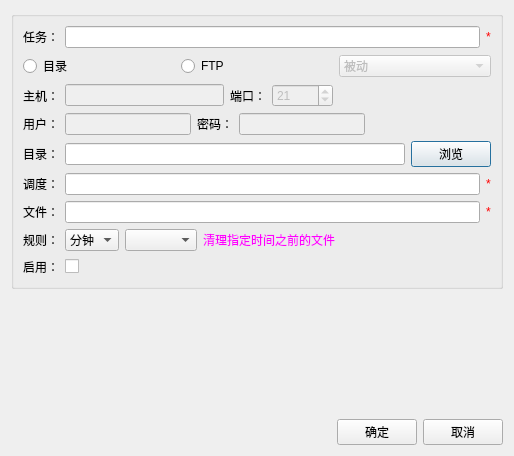
Before: the Qt Designer form apps/DataTransfer/ui/dataclear.ui in liubojun/DataTransfer, drawn with Qt 5.
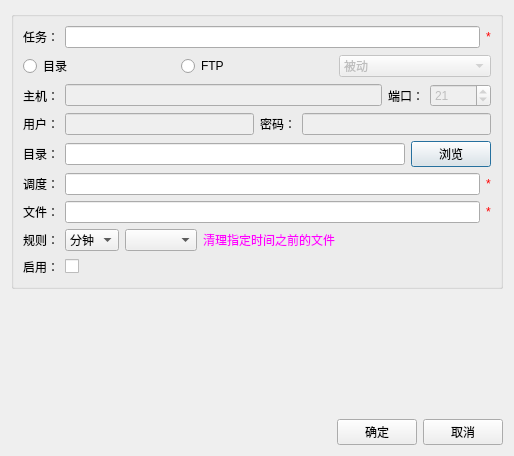
After: the same form once the commit is applied.

Patch:
```diff
--- a/apps/DataTransfer/ui/dataclear.ui
+++ b/apps/DataTransfer/ui/dataclear.ui
@@ -115,19 +115,6 @@
           </property>
          </widget>
         </item>
-        <item>
-         <spacer name="horizontalSpacer_4">
-          <property name="orientation">
-           <enum>Qt::Horizontal</enum>
-          </property>
-          <property name="sizeHint" stdset="0">
-           <size>
-            <width>40</width>
-            <height>20</height>
-           </size>
-          </property>
-         </spacer>
-        </item>
        </layout>
       </item>
       <item>
@@ -160,19 +147,6 @@
           </property>
          </widget>
         </item>
-        <item>
-         <spacer name="horizontalSpacer_5">
-          <property name="orientation">
-           <enum>Qt::Horizontal</enum>
-          </property>
-          <property name="sizeHint" stdset="0">
-           <size>
-            <width>40</width>
-            <height>20</height>
-           </size>
-          </property>
-         </spacer>
-        </item>
        </layout>
       </item>
       <item>
```
Left out of the diff: 20 changed lines with no effect on the pictures.
